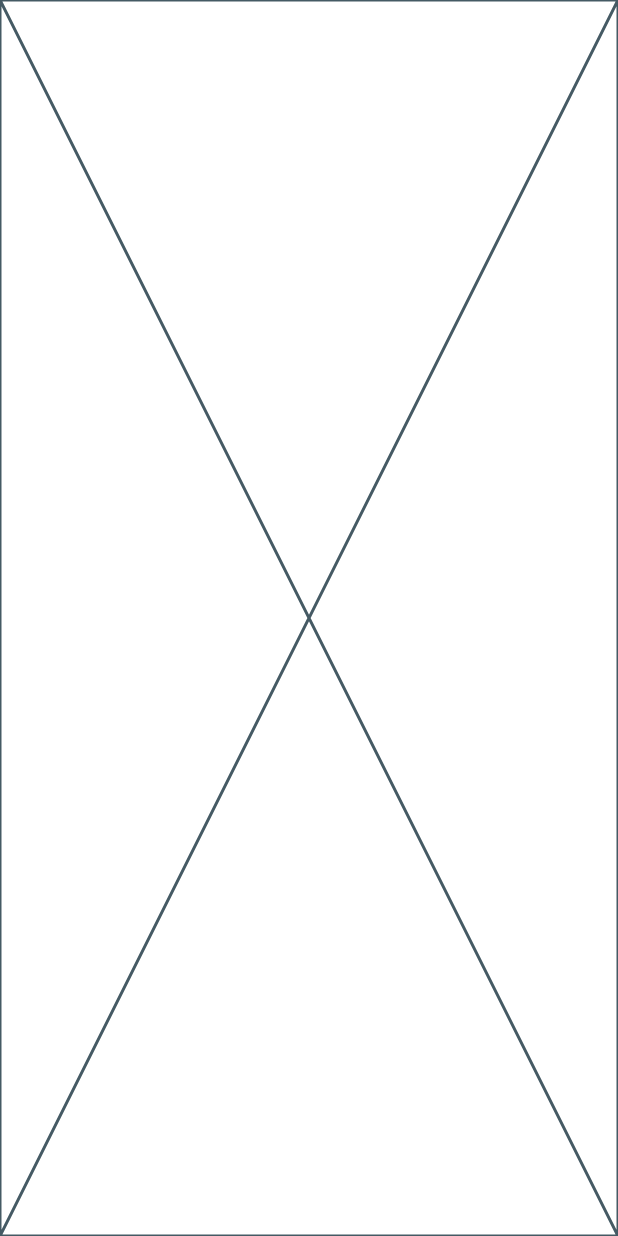
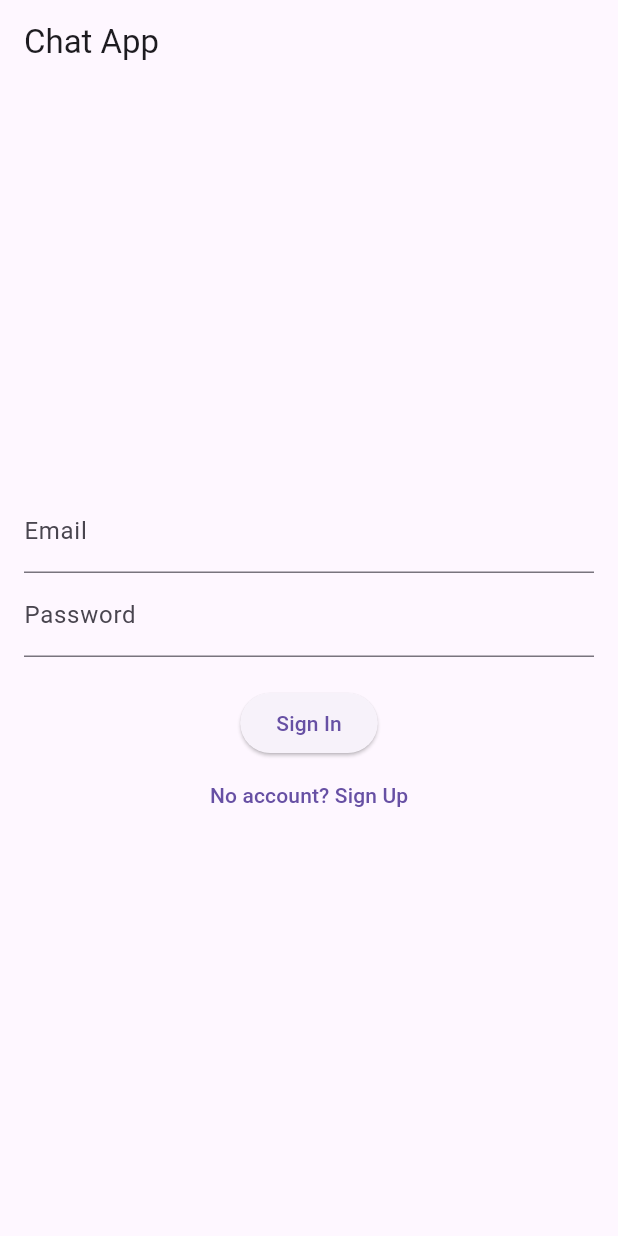
Before and after one commit to adhilkrishnag/flutter_projects, a Flutter app: the screen it shows after launch, on a phone screen of 412 x 824 dp. Run offline on Flutter 3.47's test engine with Material 3 defaults, Android fonts, the phone set to English and light mode, and no system bars; our stand-ins replace cloud_firestore, equatable, firebase_auth, firebase_core, flutter_bloc, flutter_dotenv and 2 more; accounts and stored records are empty.

Commit message:
Login and chat screen added

```diff
--- /dev/null
+++ b/chat/code/chat_app/lib/auth/auth_repository.dart
@@ -0,0 +1,69 @@
+import 'package:firebase_auth/firebase_auth.dart';
+import 'package:flutter_secure_storage/flutter_secure_storage.dart';
+import 'package:flutter/foundation.dart' show kIsWeb;
+
+// Repository for handling authentication operations
+class AuthRepository {
+  // Firebase Authentication instance
+  final FirebaseAuth _auth = FirebaseAuth.instance;
+  // Secure storage instance (not used on web)
+  final FlutterSecureStorage _storage = const FlutterSecureStorage();
+
+  // Stream for monitoring authentication state changes
+  Stream<User?> get authStateChanges => _auth.authStateChanges();
+
+  // Sign up a new user with email and password
+  Future<User?> signUp(String email, String password) async {
+    try {
+      UserCredential result = await _auth.createUserWithEmailAndPassword(
+        email: email,
+        password: password,
+      );
+      User? user = result.user;
+      if (user != null && !kIsWeb) {
+        // Store user token securely (non-web only)
+        String? token = await user.getIdToken();
+        await _storage.write(key: 'user_token', value: token);
+      }
+      return user;
+    } catch (e) {
+      throw Exception('Sign-up failed: $e');
+    }
+  }
+
+  // Sign in an existing user with email and password
+  Future<User?> signIn(String email, String password) async {
+    try {
+      UserCredential result = await _auth.signInWithEmailAndPassword(
+        email: email,
+        password: password,
+      );
+      User? user = result.user;
+      if (user != null && !kIsWeb) {
+        // Store user token securely (non-web only)
+        String? token = await user.getIdToken();
+        await _storage.write(key: 'user_token', value: token);
+      }
+      return user;
+    } catch (e) {
+      throw Exception('Sign-in failed: $e');
+    }
+  }
+
+  // Sign out the current user
+  Future<void> signOut() async {
+    if (!kIsWeb) {
+      // Remove token from secure storage (non-web only)
+      await _storage.delete(key: 'user_token');
+    }
+    await _auth.signOut();
+  }
+
+  // Retrieve stored user token (non-web only)
+  Future<String?> getToken() async {
+    if (!kIsWeb) {
+      return await _storage.read(key: 'user_token');
+    }
+    return null;
+  }
+}
--- /dev/null
+++ b/chat/code/chat_app/lib/auth/bloc/auth_bloc.dart
@@ -0,0 +1,75 @@
+import 'package:flutter_bloc/flutter_bloc.dart';
+import 'package:equatable/equatable.dart';
+import '../auth_repository.dart';
+
+part 'auth_event.dart';
+part 'auth_state.dart';
+
+// BLoC for managing authentication logic
+class AuthBloc extends Bloc<AuthEvent, AuthState> {
+  final AuthRepository authRepository;
+
+  AuthBloc({required this.authRepository}) : super(AuthInitial()) {
+    // Register event handlers
+    on<AuthStarted>(_onAuthStarted);
+    on<AuthSignInRequested>(_onSignInRequested);
+    on<AuthSignUpRequested>(_onSignUpRequested);
+    on<AuthSignOutRequested>(_onSignOutRequested);
+    on<AuthToggleMode>(_onToggleMode);
+  }
+
+  // Handle initial authentication state check
+  void _onAuthStarted(AuthStarted event, Emitter<AuthState> emit) {
+    authRepository.authStateChanges.listen((user) {
+      if (user != null) {
+        emit(AuthAuthenticated(user: user));
+      } else {
+        emit(const AuthUnauthenticated());
+      }
+    });
+  }
+
+  // Handle sign-in request
+  Future<void> _onSignInRequested(AuthSignInRequested event, Emitter<AuthState> emit) async {
+    emit(AuthLoading());
+    try {
+      final user = await authRepository.signIn(event.email, event.password);
+      if (user != null) {
+        emit(AuthAuthenticated(user: user));
+      } else {
+        emit(const AuthError('Sign-in failed'));
+      }
+    } catch (e) {
+      emit(AuthError(e.toString()));
+    }
+  }
+
+  // Handle sign-up request
+  Future<void> _onSignUpRequested(AuthSignUpRequested event, Emitter<AuthState> emit) async {
+    emit(AuthLoading());
+    try {
+      final user = await authRepository.signUp(event.email, event.password);
+      if (user != null) {
+        emit(AuthAuthenticated(user: user));
+      } else {
+        emit(const AuthError('Sign-up failed'));
+      }
+    } catch (e) {
+      emit(AuthError(e.toString()));
+    }
+  }
+
+  // Handle sign-out request
+  Future<void> _onSignOutRequested(AuthSignOutRequested event, Emitter<AuthState> emit) async {
+    await authRepository.signOut();
+    emit(const AuthUnauthenticated());
+  }
+
+  // Handle toggling between sign-in and sign-up modes
+  void _onToggleMode(AuthToggleMode event, Emitter<AuthState> emit) {
+    if (state is AuthUnauthenticated) {
+      final currentState = state as AuthUnauthenticated;
+      emit(AuthUnauthenticated(isSignUp: !currentState.isSignUp));
+    }
+  }
+}
--- /dev/null
+++ b/chat/code/chat_app/lib/auth/bloc/auth_event.dart
@@ -0,0 +1,40 @@
+part of 'auth_bloc.dart';
+
+// Abstract base class for authentication events
+abstract class AuthEvent extends Equatable {
+  const AuthEvent();
+
+  @override
+  List<Object> get props => [];
+}
+
+// Event to check initial authentication state
+class AuthStarted extends AuthEvent {}
+
+// Event for sign-in request
+class AuthSignInRequested extends AuthEvent {
+  final String email;
+  final String password;
+
+  const AuthSignInRequested(this.email, this.password);
+
+  @override
+  List<Object> get props => [email, password];
+}
+
+// Event for sign-up request
+class AuthSignUpRequested extends AuthEvent {
+  final String email;
+  final String password;
+
+  const AuthSignUpRequested(this.email, this.password);
+
+  @override
+  List<Object> get props => [email, password];
+}
+
+// Event for sign-out request
+class AuthSignOutRequested extends AuthEvent {}
+
+// Event to toggle between sign-in and sign-up modes
+class AuthToggleMode extends AuthEvent {}
--- /dev/null
+++ b/chat/code/chat_app/lib/auth/bloc/auth_state.dart
@@ -0,0 +1,45 @@
+part of 'auth_bloc.dart';
+
+// Abstract base class for authentication states
+abstract class AuthState extends Equatable {
+  const AuthState();
+
+  @override
+  List<Object> get props => [];
+}
+
+// Initial state before authentication check
+class AuthInitial extends AuthState {}
+
+// State when user is authenticated
+class AuthAuthenticated extends AuthState {
+  final dynamic user; // Using dynamic to avoid Firebase User dependency
+
+  const AuthAuthenticated({required this.user});
+
+  @override
+  List<Object> get props => [user];
+}
+
+// State when user is not authenticated
+class AuthUnauthenticated extends AuthState {
+  final bool isSignUp;
+
+  const AuthUnauthenticated({this.isSignUp = false});
+
+  @override
+  List<Object> get props => [isSignUp];
+}
+
+// State during authentication operations
+class AuthLoading extends AuthState {}
+
+// State when an authentication error occurs
+class AuthError extends AuthState {
+  final String message;
+
+  const AuthError(this.message);
+
+  @override
+  List<Object> get props => [message];
+}
--- a/chat/code/chat_app/lib/main.dart
+++ b/chat/code/chat_app/lib/main.dart
@@ -1,31 +1,65 @@
 import 'package:flutter/material.dart';
+import 'package:firebase_core/firebase_core.dart';
+import 'package:flutter_bloc/flutter_bloc.dart';
+import 'auth/bloc/auth_bloc.dart';
+import 'auth/auth_repository.dart';
+import 'screens/auth_wrapper.dart';
+import 'package:flutter/foundation.dart' show kIsWeb;
+import 'package:flutter_dotenv/flutter_dotenv.dart';
 
-void main() {
+// Entry point of the application
+void main() async {
+  // Ensure Flutter bindings are initialized before Firebase
+  WidgetsFlutterBinding.ensureInitialized();
+
+  // Load environment variables from .env file
+  await dotenv.load(fileName: ".env");
+
+  // Initialize Firebase with platform-specific options
+  if (kIsWeb) {
+    // Web-specific Firebase initialization using environment variables
+    await Firebase.initializeApp(
+      options: FirebaseOptions(
+        apiKey: dotenv.env['FIREBASE_API_KEY'] ?? '',
+        authDomain: dotenv.env['FIREBASE_AUTH_DOMAIN'] ?? '',
+        projectId: dotenv.env['FIREBASE_PROJECT_ID'] ?? '',
+        storageBucket: dotenv.env['FIREBASE_STORAGE_BUCKET'] ?? '',
+        messagingSenderId: dotenv.env['FIREBASE_MESSAGING_SENDER_ID'] ?? '',
+        appId: dotenv.env['FIREBASE_APP_ID'] ?? '',
+      ),
+    );
+  } else {
+    // Android/iOS Firebase initialization using google-services.json or GoogleService-Info.plist
+    await Firebase.initializeApp();
+  }
+
   runApp(const ChatApp());
 }
 
+// Main application widget
 class ChatApp extends StatelessWidget {
   const ChatApp({super.key});
 
-  // This widget is the root of your application.
   @override
   Widget build(BuildContext context) {
-    return MaterialApp(
-      title: 'Chat App',
-      theme: ThemeData(
-        primarySwatch: Colors.blue,
-        visualDensity: VisualDensity.adaptivePlatformDensity,
+    return RepositoryProvider(
+      // Provide AuthRepository to the widget tree
+      create: (context) => AuthRepository(),
+      child: BlocProvider(
+        // Initialize AuthBloc and trigger AuthStarted event
+        create: (context) => AuthBloc(
+          authRepository: RepositoryProvider.of<AuthRepository>(context),
+        )..add(AuthStarted()),
+        child: MaterialApp(
+          title: 'Chat App',
+          theme: ThemeData(
+            primarySwatch: Colors.blue,
+            visualDensity: VisualDensity.adaptivePlatformDensity,
+          ),
+          // Set AuthWrapper as the home screen
+          home: const AuthWrapper(),
+        ),
       ),
-      home: const Home(),
     );
   }
 }
-
-class Home extends StatelessWidget {
-  const Home({super.key});
-
-  @override
-  Widget build(BuildContext context) {
-    return const Placeholder();
-  }
-}
--- /dev/null
+++ b/chat/code/chat_app/lib/screens/auth_wrapper.dart
@@ -0,0 +1,23 @@
+import 'package:flutter/material.dart';
+import 'package:flutter_bloc/flutter_bloc.dart';
+import '../auth/bloc/auth_bloc.dart';
+import 'login_screen.dart';
+import 'chat_screen.dart';
+
+// Wrapper widget to decide between login and chat screens
+class AuthWrapper extends StatelessWidget {
+  const AuthWrapper({super.key});
+
+  @override
+  Widget build(BuildContext context) {
+    return BlocBuilder<AuthBloc, AuthState>(
+      builder: (context, state) {
+        if (state is AuthAuthenticated) {
+          return ChatScreen(user: state.user);
+        } else {
+          return const LoginScreen();
+        }
+      },
+    );
+  }
+}
--- /dev/null
+++ b/chat/code/chat_app/lib/screens/login_screen.dart
@@ -0,0 +1,102 @@
+import 'package:flutter/material.dart';
+import 'package:flutter_bloc/flutter_bloc.dart';
+import '../auth/bloc/auth_bloc.dart';
+
+// Login screen for sign-in and sign-up
+class LoginScreen extends StatefulWidget {
+  const LoginScreen({super.key});
+
+  @override
+  State<LoginScreen> createState() => _LoginScreenState();
+}
+
+class _LoginScreenState extends State<LoginScreen> {
+  final _emailController = TextEditingController();
+  final _passwordController = TextEditingController();
+
+  @override
+  void dispose() {
+    _emailController.dispose();
+    _passwordController.dispose();
+    super.dispose();
+  }
+
+  @override
+  Widget build(BuildContext context) {
+    return Scaffold(
+      appBar: AppBar(title: const Text('Chat App')),
+      body: BlocConsumer<AuthBloc, AuthState>(
+        listener: (context, state) {
+          if (state is AuthError) {
+            ScaffoldMessenger.of(context).showSnackBar(
+              SnackBar(content: Text(state.message)),
+            );
+          }
+        },
+        builder: (context, state) {
+          bool isSignUp = state is AuthUnauthenticated && state.isSignUp;
+          bool isLoading = state is AuthLoading;
+
+          return Padding(
+            padding: const EdgeInsets.all(16.0),
+            child: Column(
+              mainAxisAlignment: MainAxisAlignment.center,
+              children: [
+                TextField(
+                  controller: _emailController,
+                  decoration: const InputDecoration(labelText: 'Email'),
+                  keyboardType: TextInputType.emailAddress,
+                ),
+                TextField(
+                  controller: _passwordController,
+                  decoration: const InputDecoration(labelText: 'Password'),
+                  obscureText: true,
+                ),
+                const SizedBox(height: 20),
+                ElevatedButton(
+                  onPressed: isLoading
+                      ? null
+                      : () {
+                          final email = _emailController.text.trim();
+                          final password = _passwordController.text.trim();
+                          if (email.isNotEmpty && password.isNotEmpty) {
+                            if (isSignUp) {
+                              context.read<AuthBloc>().add(
+                                    AuthSignUpRequested(email, password),
+                                  );
+                            } else {
+                              context.read<AuthBloc>().add(
+                                    AuthSignInRequested(email, password),
+                                  );
+                            }
+                          } else {
+                            ScaffoldMessenger.of(context).showSnackBar(
+                              const SnackBar(
+                                  content: Text('Please fill all fields')),
+                            );
+                          }
+                        },
+                  child: Text(isLoading
+                      ? 'Loading...'
+                      : isSignUp
+                          ? 'Sign Up'
+                          : 'Sign In'),
+                ),
+                TextButton(
+                  onPressed: isLoading
+                      ? null
+                      : () {
+                          context.read<AuthBloc>().add(AuthToggleMode());
+                        },
+                  child: Text(isSignUp
+                      ? 'Already have an account? Sign In'
+                      : 'No account? Sign Up'),
+                ),
+              ],
+            ),
+          );
+        },
+      ),
+    );
+  }
+}
```
Also changed, not shown: chat/code/chat_app/lib/chat/bloc/chat_bloc.dart (added, +43 -0 lines), chat/code/chat_app/lib/chat/bloc/chat_event.dart (added, +28 -0 lines), chat/code/chat_app/lib/chat/bloc/chat_state.dart (added, +35 -0 lines), chat/code/chat_app/lib/chat/chat_repository.dart (added, +29 -0 lines), chat/code/chat_app/lib/screens/chat_screen.dart (added, +134 -0 lines), chat/code/chat_app/pubspec.yaml (+3 -4 lines), chat/code/chat_app/pubspec.lock, 3 other files.
